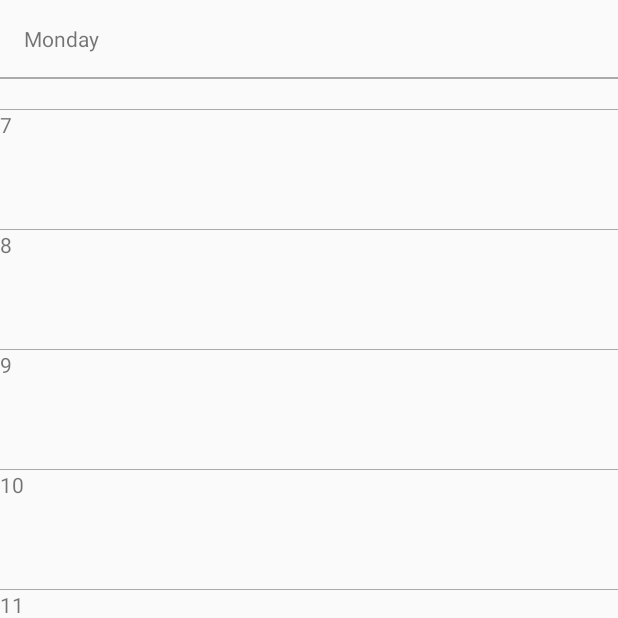
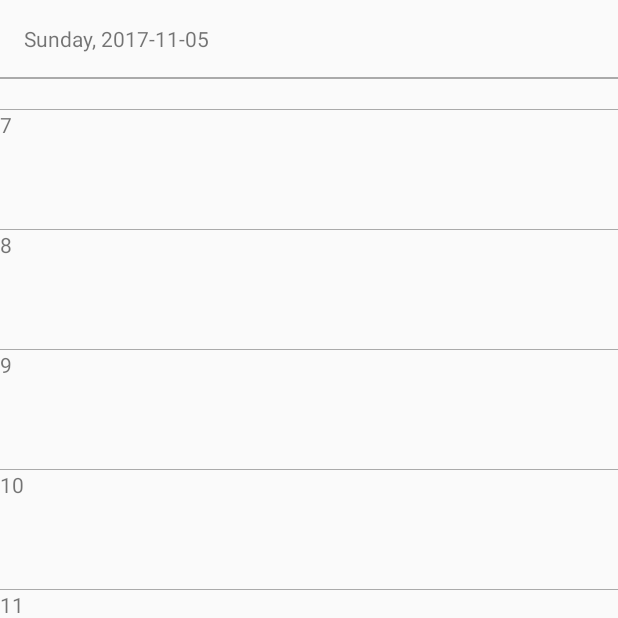
Before and after one commit to adakiss/android, an Android app: the WeekDayFragment screen opened directly, with no data from a screen before it, scrolled down 539 dp, on a phone screen of 412 x 824 dp, the top half of it. Run offline under Robolectric (Android 15) with nearby library versions, the phone set to English and light mode, and no system bars.

Commit message:
weekday pager finally works as a calendar, opens up with the current day, dates attached to the days

```diff
--- a/Timetale/app/src/main/java/com/dpckou/agoston/timetale/BasicEventDataFragment.java
+++ b/Timetale/app/src/main/java/com/dpckou/agoston/timetale/BasicEventDataFragment.java
@@ -15,7 +15,7 @@ import android.widget.DatePicker;
 import android.widget.EditText;
 import java.util.Calendar;
 
-import com.dpckou.agoston.timetale.InputFragments.DateSelectorFragment;
+//import com.dpckou.agoston.timetale.InputFragments.DateSelectorFragment;
 
 import static android.R.attr.onClick;
 
--- a/Timetale/app/src/main/java/com/dpckou/agoston/timetale/EventActivity.java
+++ b/Timetale/app/src/main/java/com/dpckou/agoston/timetale/EventActivity.java
@@ -20,8 +20,6 @@ import com.dpckou.agoston.timetale.DateTimeModels.DateTime;
 import java.sql.Time;
 import java.util.Calendar;
 import java.util.Date;
-
-import static com.dpckou.agoston.timetale.R.id.day;
 
 /**
  * Created by agoston on 2017.11.01..
--- a/Timetale/app/src/main/java/com/dpckou/agoston/timetale/weekday/WeekDayFragment.java
+++ b/Timetale/app/src/main/java/com/dpckou/agoston/timetale/weekday/WeekDayFragment.java
@@ -13,6 +13,9 @@ import android.widget.TextView;
 
 import com.dpckou.agoston.timetale.R;
 
+import java.text.SimpleDateFormat;
+import java.util.Date;
+
 /**
  * Created by kissa on 2017. 11. 01..
  */
@@ -22,6 +25,8 @@ public class WeekDayFragment extends Fragment {
     public final static String ARG_DAY = "day";
 
     private String day;
+    private Date date;
+    private static final SimpleDateFormat format = new SimpleDateFormat("YYYY-MM-dd");
     private RecyclerView mRecyclerView;
     HourAdapter mAdapter;
 
@@ -44,12 +49,16 @@ public class WeekDayFragment extends Fragment {
     public View onCreateView(LayoutInflater inflater, @Nullable ViewGroup container, @Nullable Bundle savedInstanceState) {
         ViewGroup rootView = (ViewGroup) inflater.inflate(R.layout.fragment_weekday, container, false);
 
-        ((TextView)(rootView.findViewById(R.id.day))).setText(day);
+        date = new Date(getArguments().getLong("date"));
+
+        ((TextView)(rootView.findViewById(R.id.dayanddate))).setText(day + ", " + format.format(date));
 
 
         mRecyclerView = rootView.findViewById(R.id.hourlist);
         LinearLayoutManager mLayoutManager = new LinearLayoutManager(rootView.getContext());
         mRecyclerView.setLayoutManager(mLayoutManager);
+
+        Log.d(this.getClass().getName(), "onCreateView()");
 
         Hour[] hours = new Hour[24];
         for(int i = 0; i < hours.length; i++) {
--- a/Timetale/app/src/main/java/com/dpckou/agoston/timetale/weekday/WeekDayPagerActivity.java
+++ b/Timetale/app/src/main/java/com/dpckou/agoston/timetale/weekday/WeekDayPagerActivity.java
@@ -14,6 +14,8 @@ import android.support.v7.widget.RecyclerView;
 import com.dpckou.agoston.timetale.R;
 
 import java.util.ArrayList;
+import java.util.Calendar;
+import java.util.Date;
 import java.util.List;
 
 public class WeekDayPagerActivity extends FragmentActivity {
@@ -31,6 +33,9 @@ public class WeekDayPagerActivity extends FragmentActivity {
         mPager = (ViewPager) findViewById(R.id.pager);
         mAdapter = new WeekDayPagerAdapter(getSupportFragmentManager());
         mPager.setAdapter(mAdapter);
+        Calendar c = Calendar.getInstance();
+        c.setTime(new Date());
+        mPager.setCurrentItem(c.DAY_OF_WEEK);
     }
 
 
@@ -58,23 +63,51 @@ public class WeekDayPagerActivity extends FragmentActivity {
     private class WeekDayPagerAdapter extends FragmentStatePagerAdapter {
 
         private List<WeekDayFragment> mFragments;
+        private Date date;
+        private int prevDay;
 
         public WeekDayPagerAdapter(FragmentManager fm) {
             super(fm);
             mFragments = new ArrayList<>();
+            mFragments.add(WeekDayFragment.create(WeekDay.Sunday.toString()));
             mFragments.add(WeekDayFragment.create(WeekDay.Monday.toString()));
             mFragments.add(WeekDayFragment.create(WeekDay.Tuesday.toString()));
             mFragments.add(WeekDayFragment.create(WeekDay.Wednesday.toString()));
             mFragments.add(WeekDayFragment.create(WeekDay.Thursday.toString()));
             mFragments.add(WeekDayFragment.create(WeekDay.Friday.toString()));
             mFragments.add(WeekDayFragment.create(WeekDay.Saturday.toString()));
-            mFragments.add(WeekDayFragment.create(WeekDay.Sunday.toString()));
+
+            date = new Date();
+            prevDay = 0;
         }
 
         @Override
         public Fragment getItem(int position) {
             int index = position%mFragments.size();
+
+            getNextDate(position);
+            prevDay = position;
+
+            Bundle args = mFragments.get(index).getArguments();
+            args.putLong("date", date.getTime());
+            mFragments.get(index).setArguments(args);
+
             return mFragments.get(index);
+        }
+
+        private void getNextDate(int position) {
+
+            Calendar c = Calendar.getInstance();
+            c.setTime(date);
+
+            if (prevDay < position) {
+                c.add(Calendar.DATE, 1);
+                date = c.getTime();
+            } else if ( prevDay > position) {
+                c.add(Calendar.DATE, -1);
+                date = c.getTime();
+            }
+
         }
 
         @Override
--- a/Timetale/app/src/main/res/layout/fragment_weekday.xml
+++ b/Timetale/app/src/main/res/layout/fragment_weekday.xml
@@ -10,7 +10,7 @@
         android:layout_height="wrap_content"
         android:padding="16dp"
         android:lineSpacingMultiplier="1.2"
-        android:id="@+id/day"/>
+        android:id="@+id/dayanddate"/>
 
     <View
         android:layout_width="match_parent"
```
